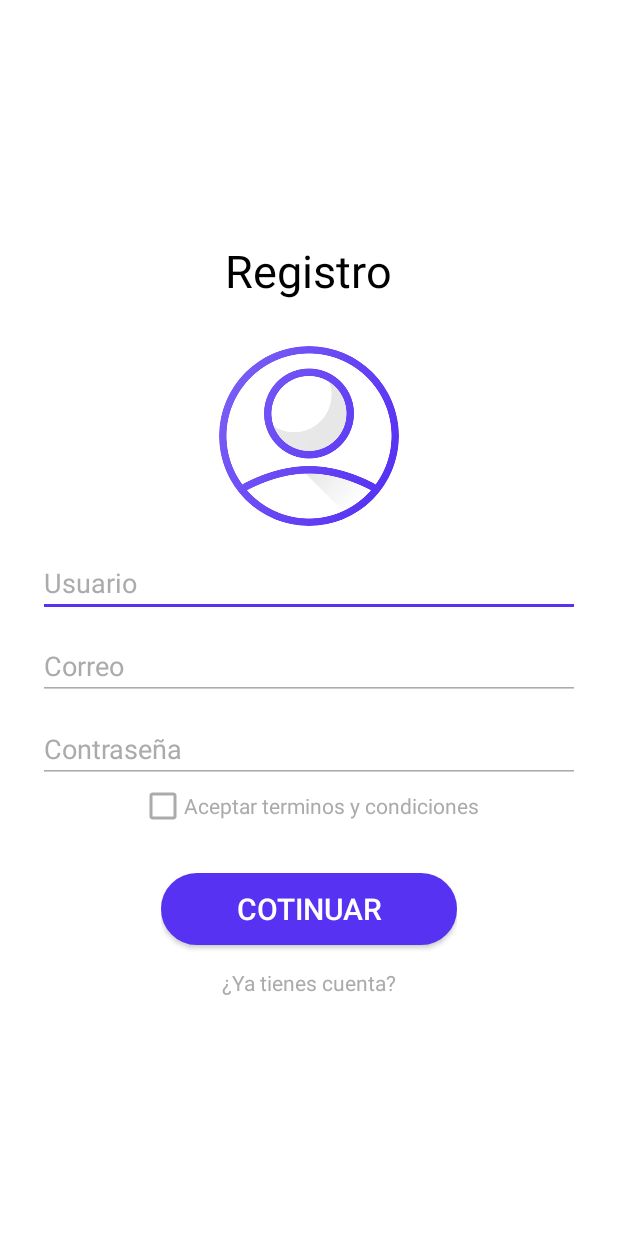
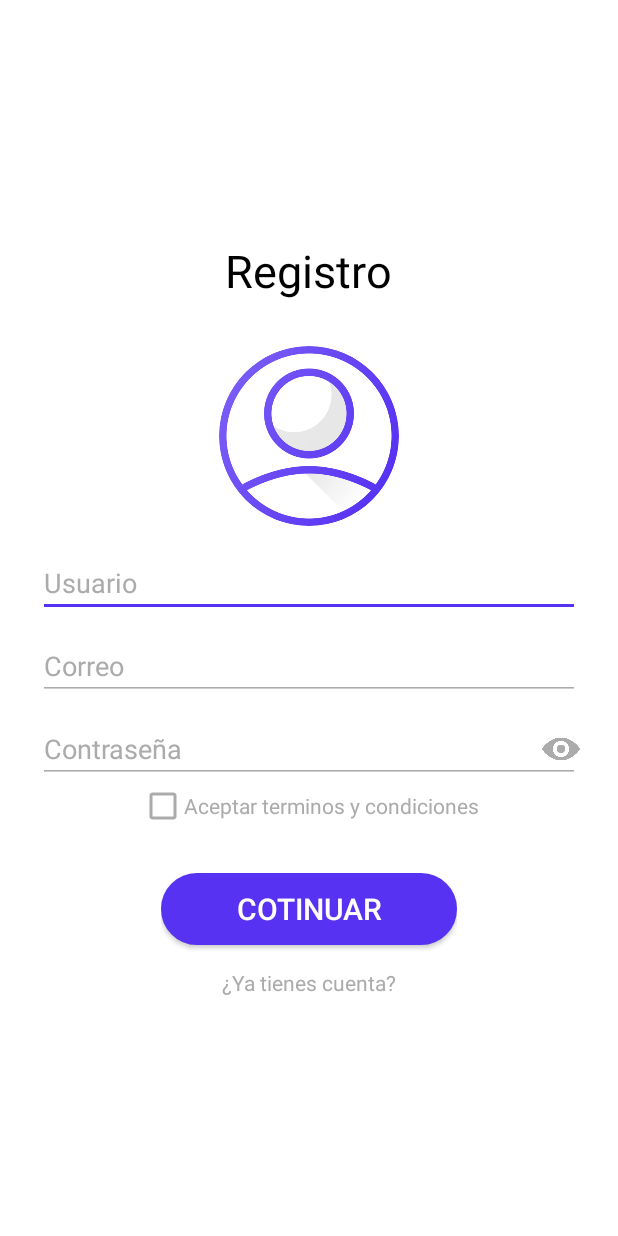
Before and after one commit to ErikG2002/MyChat, an Android app: the screen it shows after launch (Register), on a phone screen of 412 x 824 dp. Run offline under Robolectric (Android 15) with nearby library versions, the phone set to English and light mode, and no system bars; our stand-ins replace CircleImageView, Firebase (no records; nobody signed in at launch, a user with empty details on screens opened directly).

Commit message:
set change in eye img and apply to register

```diff
--- a/app/src/main/java/com/example/mychat/Login.java
+++ b/app/src/main/java/com/example/mychat/Login.java
@@ -45,6 +45,7 @@ public class Login extends AppCompatActivity {
             public void onClick(View v) {
                 inputPassword.setInputType( visible ? InputType.TYPE_CLASS_TEXT | InputType.TYPE_TEXT_VARIATION_PASSWORD : InputType.TYPE_CLASS_TEXT | InputType.TYPE_TEXT_VARIATION_VISIBLE_PASSWORD);
                 inputPassword.setTypeface(Typeface.SANS_SERIF);
+                seePasswordLogin.setImageResource(visible ? R.drawable.eye : R.drawable.eyeblock);
                 visible = !visible;
             }
         });
--- a/app/src/main/java/com/example/mychat/Register.java
+++ b/app/src/main/java/com/example/mychat/Register.java
@@ -5,12 +5,15 @@ import androidx.appcompat.app.AppCompatActivity;
 
 import android.app.ProgressDialog;
 import android.content.Intent;
+import android.graphics.Typeface;
 import android.os.Bundle;
+import android.text.InputType;
 import android.text.TextUtils;
 import android.view.View;
 import android.widget.Button;
 import android.widget.CheckBox;
 import android.widget.EditText;
+import android.widget.ImageView;
 import android.widget.TextView;
 import android.widget.Toast;
 
@@ -36,6 +39,8 @@ public class Register extends AppCompatActivity implements View.OnClickListener
     private String email,password,user;
     private CheckBox acceptConditions;
     private Intent toLogin;
+    private ImageView seePasswordRegister;
+    private boolean visible;
 
     //Create object firebase auth
     private FirebaseAuth firebaseAuth;
@@ -61,6 +66,19 @@ public class Register extends AppCompatActivity implements View.OnClickListener
 
         toLogin = new Intent(this, Login.class);
         goToLogin = findViewById(R.id.goToLogin);
+
+        visible = false;
+        seePasswordRegister = findViewById(R.id.seePasswordRegister);
+
+        seePasswordRegister.setOnClickListener(new View.OnClickListener() {
+            @Override
+            public void onClick(View v) {
+                TextPassword.setInputType( visible ? InputType.TYPE_CLASS_TEXT | InputType.TYPE_TEXT_VARIATION_PASSWORD : InputType.TYPE_CLASS_TEXT | InputType.TYPE_TEXT_VARIATION_VISIBLE_PASSWORD);
+                TextPassword.setTypeface(Typeface.SANS_SERIF);
+                seePasswordRegister.setImageResource(visible ? R.drawable.eye : R.drawable.eyeblock);
+                visible = !visible;
+            }
+        });
 
         //attaching listener to button
         btnRegistrar.setOnClickListener(this);
--- a/app/src/main/res/layout/activity_register.xml
+++ b/app/src/main/res/layout/activity_register.xml
@@ -54,28 +54,38 @@
                     android:hint="@string/user"
                     android:textColorHint="@color/colorGray" />
 
+
                     <EditText
                         android:id="@+id/emailInput"
                         android:layout_width="match_parent"
                         android:layout_height="wrap_content"
-                    android:layout_marginRight="25dp"
-                    android:layout_marginLeft="25dp"
+                        android:textColor="@color/colorBlack"
+                        android:hint="@string/email"
+                        android:textColorHint="@color/colorGray"
                         android:layout_marginTop="10dp"
                         android:layout_marginBottom="10dp"
-                    android:textColor="@color/colorBlack"
-                    android:hint="@string/email"
-                    android:textColorHint="@color/colorGray"/>
-
+                        android:layout_marginRight="25dp"
+                        android:layout_marginLeft="25dp"/>
+                <FrameLayout
+                    android:layout_width="match_parent"
+                    android:layout_height="wrap_content"
+                    android:layout_marginLeft="25dp"
+                    android:layout_marginRight="25dp">
                     <EditText
                         android:id="@+id/passInput"
                         android:layout_width="match_parent"
                         android:layout_height="wrap_content"
-                    android:layout_marginLeft="25dp"
-                    android:layout_marginRight="25dp"
                         android:textColor="@color/colorBlack"
                         android:hint="@string/password"
                         android:textColorHint="@color/colorGray"
                         android:inputType="textPassword"/>
+                    <ImageView
+                        android:id="@+id/seePasswordRegister"
+                        android:layout_width="25dp"
+                        android:layout_height="25dp"
+                        android:src="@drawable/eye"
+                        android:layout_gravity="center|end"/>
+                </FrameLayout>
             </LinearLayout>
 
             <LinearLayout
```
Lines whose indentation alone changed are shown as unchanged.
